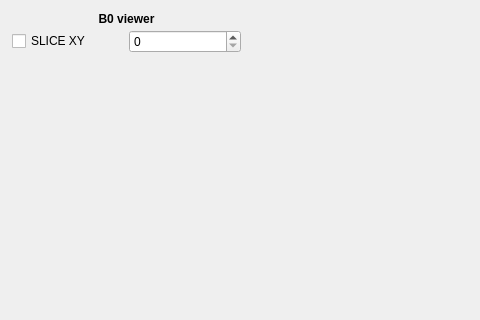
Before: the Qt Designer form Software/COSI2/gui/field_viewer.ui in opensourceimaging/cosi-measure, drawn with Qt 5; both pictures show x 0 to 480 and y 0 to 320 of the 745 by 633 pixel window.
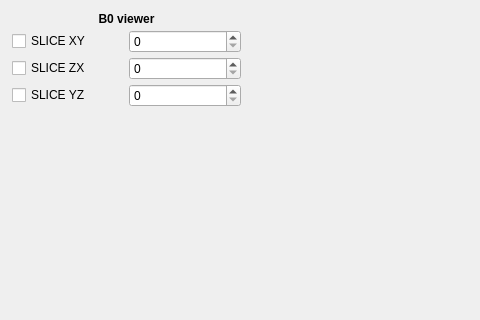
After: the same form once the commit is applied.

Commit message: field viewer in 3 projections

```diff
--- a/Software/COSI2/gui/field_viewer.ui
+++ b/Software/COSI2/gui/field_viewer.ui
@@ -85,6 +85,34 @@
           </item>
          </layout>
         </item>
+        <item>
+         <layout class="QHBoxLayout" name="horizontalLayout_5">
+          <item>
+           <widget class="QCheckBox" name="ZXcheckBox">
+            <property name="text">
+             <string>SLICE ZX</string>
+            </property>
+           </widget>
+          </item>
+          <item>
+           <widget class="QSpinBox" name="ZXspinBox"/>
+          </item>
+         </layout>
+        </item>
+        <item>
+         <layout class="QHBoxLayout" name="horizontalLayout_6">
+          <item>
+           <widget class="QCheckBox" name="YZcheckBox">
+            <property name="text">
+             <string>SLICE YZ</string>
+            </property>
+           </widget>
+          </item>
+          <item>
+           <widget class="QSpinBox" name="YZspinBox"/>
+          </item>
+         </layout>
+        </item>
         <item>
          <spacer name="verticalSpacer">
           <property name="orientation">
```
The commit also changes 8 other files.
